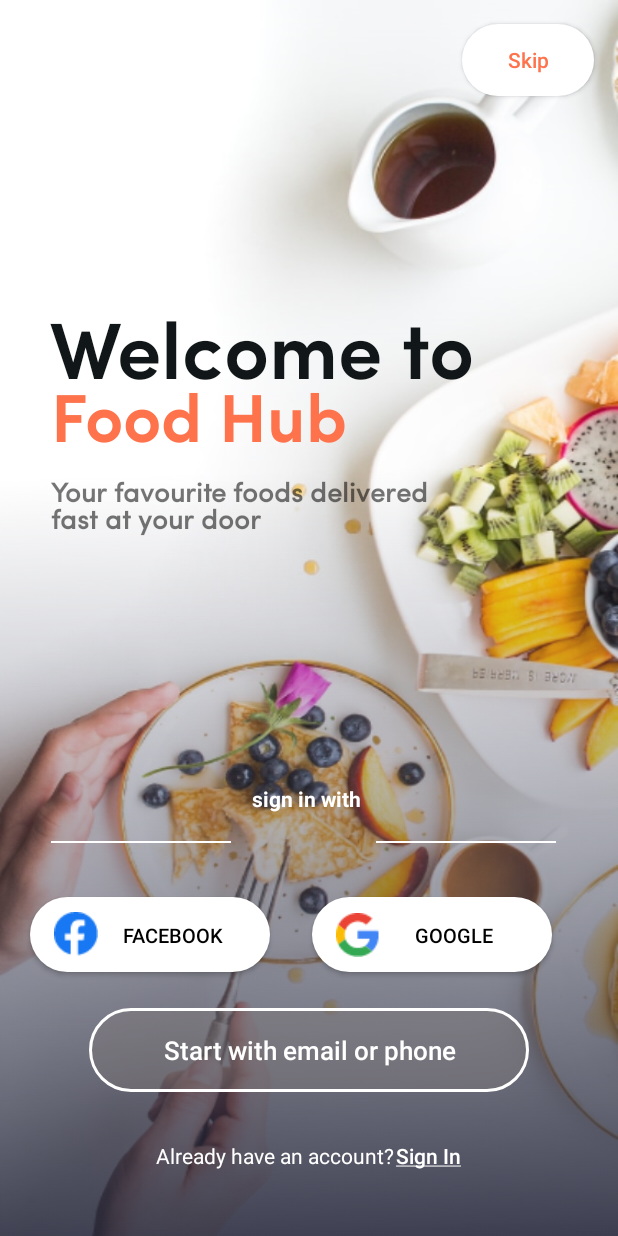
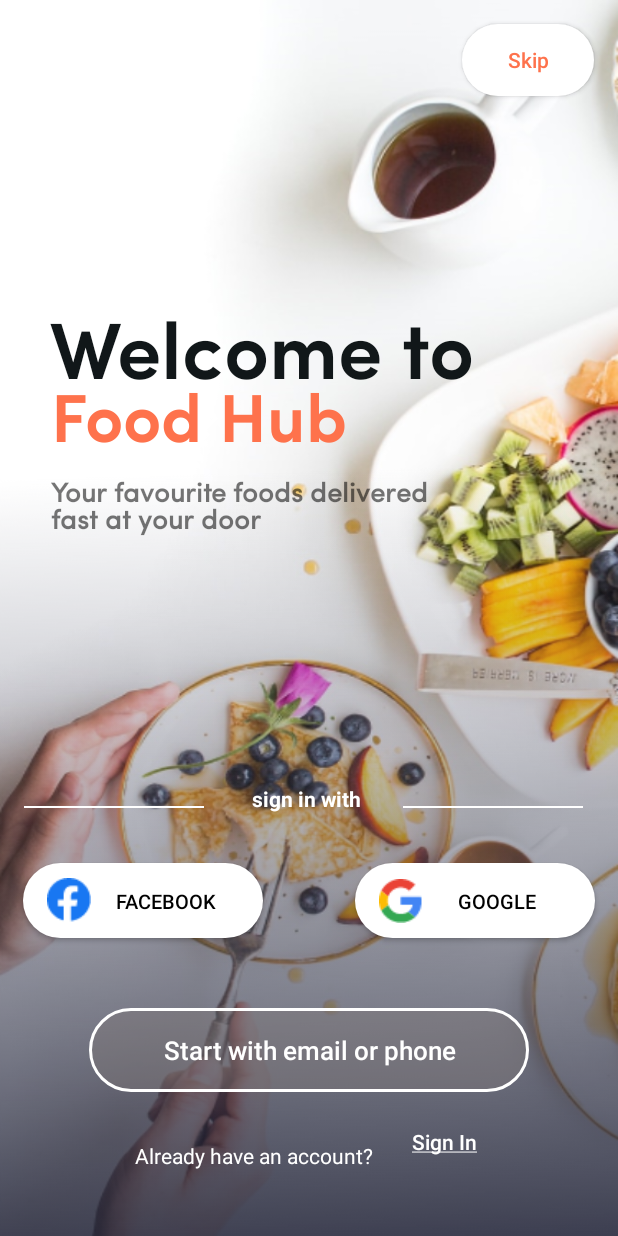
Before and after one commit to anhtranngocy7-gmail-com/LTDDbtvn, an Android app: the WelcomeActivity screen opened directly, with no data from a screen before it, on a phone screen of 412 x 824 dp. Run offline under Robolectric (Android 15) with nearby library versions, the phone set to English and light mode, and no system bars.

Commit message:
Binh sua layout onboarding2, welcome

```diff
--- a/Tuan1/app/src/main/res/layout/nhom3_binh_onboarding2.xml
+++ b/Tuan1/app/src/main/res/layout/nhom3_binh_onboarding2.xml
@@ -7,63 +7,65 @@
     android:layout_height="match_parent"
     android:background="@color/white"
     >
-<LinearLayout
-    android:layout_width="wrap_content"
-    android:layout_height="wrap_content"
-    android:background="@drawable/binh_background_onboarding2"
-    tools:ignore="MissingConstraints"></LinearLayout>
+
+    <ImageView
+        android:id="@+id/imageView8"
+        android:layout_width="wrap_content"
+        android:layout_height="wrap_content"
+        android:background="@drawable/binh_background_onboarding2"
+        tools:ignore="MissingConstraints"></ImageView>
 
     <ImageView
         android:id="@+id/img1"
         android:layout_width="wrap_content"
         android:layout_height="wrap_content"
-        android:layout_marginStart="192dp"
-        android:layout_marginTop="424dp"
+        android:layout_marginTop="432dp"
+        app:layout_constraintBottom_toTopOf="@+id/tv2"
+        app:layout_constraintEnd_toEndOf="parent"
         app:layout_constraintStart_toStartOf="parent"
         app:layout_constraintTop_toTopOf="parent"
         app:srcCompat="@drawable/binh_onboarding2" />
-
-    <ImageButton
-        android:id="@+id/btnNext"
-        android:layout_width="193dp"
-        android:layout_height="188dp"
-        android:layout_marginStart="121dp"
-        android:layout_marginTop="164dp"
-        android:background="@color/white"
-        app:layout_constraintStart_toStartOf="parent"
-        app:layout_constraintTop_toBottomOf="@+id/img1"
-        app:srcCompat="@drawable/binh_next_onboarding2" />
 
     <TextView
         android:id="@+id/tv1"
         android:layout_width="wrap_content"
         android:layout_height="wrap_content"
-        android:layout_marginStart="68dp"
-        android:layout_marginTop="20dp"
-        android:layout_marginEnd="43dp"
+        android:fontFamily="@font/sofia_pro_medium"
         android:text="Even to space with"
         android:textColor="#131A38"
         android:textSize="36sp"
-        android:fontFamily="@font/sofia_pro_medium"
+        app:layout_constraintBottom_toBottomOf="parent"
         app:layout_constraintEnd_toEndOf="parent"
-        app:layout_constraintHorizontal_bias="0.0"
+        app:layout_constraintHorizontal_bias="0.428"
         app:layout_constraintStart_toStartOf="parent"
-        app:layout_constraintTop_toBottomOf="@+id/img1" />
+        app:layout_constraintTop_toTopOf="@+id/imageView8"
+        app:layout_constraintVertical_bias="0.534" />
 
     <TextView
         android:id="@+id/tv2"
         android:layout_width="wrap_content"
         android:layout_height="wrap_content"
         android:layout_marginStart="190dp"
-        android:layout_marginTop="24dp"
+        android:layout_marginTop="88dp"
         android:layout_marginEnd="163dp"
+        android:fontFamily="@font/sofia_pro_regular"
         android:text="Our app can send you everywhere, even space. For only $2.99 per month"
         android:textAlignment="center"
-        android:fontFamily="@font/sofia_pro_regular"
         android:textColor="#616772"
         android:textSize="17sp"
         app:layout_constraintEnd_toEndOf="parent"
         app:layout_constraintHorizontal_bias="0.538"
         app:layout_constraintStart_toStartOf="parent"
         app:layout_constraintTop_toBottomOf="@+id/tv1" />
+
+    <ImageButton
+        android:id="@+id/btnNext"
+        android:layout_width="136dp"
+        android:layout_height="123dp"
+        android:background="@color/white"
+        app:layout_constraintBottom_toBottomOf="parent"
+        app:layout_constraintEnd_toEndOf="parent"
+        app:layout_constraintStart_toStartOf="parent"
+        app:srcCompat="@drawable/binh_next_onboarding2" />
+
 </android.support.constraint.ConstraintLayout>
--- a/Tuan1/app/src/main/res/layout/nhom3_binh_welcome.xml
+++ b/Tuan1/app/src/main/res/layout/nhom3_binh_welcome.xml
@@ -6,11 +6,114 @@
     android:layout_height="match_parent"
     android:background="@drawable/test"
     tools:context=".MainActivity">
-<android.support.constraint.ConstraintLayout
-    android:layout_width="match_parent"
-    android:layout_height="match_parent"
-    android:background="@drawable/binh_mask"
-    tools:ignore="MissingConstraints"></android.support.constraint.ConstraintLayout>
+
+    <android.support.constraint.ConstraintLayout
+        android:layout_width="match_parent"
+        android:layout_height="match_parent"
+        android:background="@drawable/binh_mask"
+        tools:ignore="MissingConstraints"
+        tools:layout_editor_absoluteX="0dp"
+        tools:layout_editor_absoluteY="0dp">
+
+        <Button
+            android:id="@+id/gg"
+            android:layout_width="160dp"
+            android:layout_height="50dp"
+            android:layout_marginEnd="15dp"
+            android:background="@drawable/customfbgg"
+            android:drawableLeft="@drawable/binh_logingg"
+            android:padding="16dp"
+            android:text="Google"
+            android:textColor="#000000"
+            android:textSize="13sp"
+            app:icon="@drawable/binh_logingg"
+            app:layout_constraintBottom_toBottomOf="parent"
+            app:layout_constraintEnd_toEndOf="parent"
+            app:layout_constraintTop_toTopOf="parent"
+            app:layout_constraintVertical_bias="0.743" />
+
+        <Button
+            android:id="@+id/fb"
+            android:layout_width="160dp"
+            android:layout_height="50dp"
+            android:layout_marginStart="15dp"
+            android:background="@drawable/customfbgg"
+            android:drawableLeft="@drawable/binh_loginfb"
+            android:padding="16dp"
+            android:text="Facebook"
+            android:textColor="#000000"
+            android:textSize="13sp"
+            app:icon="@drawable/binh_loginfb"
+            app:layout_constraintBottom_toBottomOf="parent"
+            app:layout_constraintEnd_toStartOf="@+id/gg"
+            app:layout_constraintHorizontal_bias="0.0"
+            app:layout_constraintStart_toStartOf="parent"
+            app:layout_constraintTop_toTopOf="parent"
+            app:layout_constraintVertical_bias="0.743" />
+
+        <View
+            android:id="@+id/view"
+            android:layout_width="120dp"
+            android:layout_height="1dp"
+            android:background="@color/white"
+            app:layout_constraintBottom_toTopOf="@+id/gg"
+            app:layout_constraintEnd_toEndOf="parent"
+            app:layout_constraintHorizontal_bias="0.92"
+            app:layout_constraintStart_toStartOf="parent"
+            app:layout_constraintTop_toTopOf="parent"
+            app:layout_constraintVertical_bias="0.936"
+            tools:ignore="MissingConstraints"></View>
+
+        <View
+            android:id="@+id/view2"
+            android:layout_width="120dp"
+            android:layout_height="1dp"
+            android:background="@color/white"
+            app:layout_constraintBottom_toTopOf="@+id/fb"
+            app:layout_constraintEnd_toEndOf="parent"
+            app:layout_constraintHorizontal_bias="0.054"
+            app:layout_constraintStart_toStartOf="parent"
+            app:layout_constraintTop_toTopOf="parent"
+            app:layout_constraintVertical_bias="0.936"
+            tools:ignore="MissingConstraints"></View>
+
+        <TextView
+            android:id="@+id/textView"
+            android:layout_width="162dp"
+            android:layout_height="19dp"
+            android:layout_marginBottom="44dp"
+            android:text="Already have an account?"
+            android:textColor="@color/white"
+            android:textSize="14sp"
+            app:layout_constraintBottom_toBottomOf="parent"
+            app:layout_constraintEnd_toEndOf="parent"
+            app:layout_constraintHorizontal_bias="0.361"
+            app:layout_constraintStart_toStartOf="parent"
+            app:layout_editor_absoluteX="81.5dp"
+            app:layout_editor_absoluteY="740dp" />
+
+        <Button
+            android:id="@+id/signin"
+            style="@style/Widget.AppCompat.Button.Borderless"
+            android:layout_width="wrap_content"
+            android:layout_height="wrap_content"
+            android:backgroundTint="#FFFFFF"
+            android:text="@string/underline"
+            android:textAlignment="viewStart"
+            android:textAllCaps="false"
+            android:textColor="@color/white"
+            android:textSize="14sp"
+            app:layout_constraintBottom_toBottomOf="parent"
+            app:layout_constraintEnd_toEndOf="parent"
+            app:layout_constraintHorizontal_bias="0.811"
+            app:layout_constraintStart_toStartOf="parent"
+            app:layout_constraintTop_toTopOf="parent"
+            app:layout_constraintVertical_bias="0.950"
+            app:layout_editor_absoluteX="253dp"
+            app:layout_editor_absoluteY="740dp"
+            tools:ignore="MissingConstraints" />
+    </android.support.constraint.ConstraintLayout>
+
     <TextView
         android:id="@+id/welcome"
         android:layout_width="311dp"
@@ -108,38 +211,6 @@
         tools:ignore="MissingConstraints"></Button>
 
     <Button
-        android:id="@+id/fb"
-        android:layout_width="160dp"
-        android:layout_height="50dp"
-        android:layout_marginEnd="232dp"
-        android:layout_marginBottom="176dp"
-        android:background="@drawable/customfbgg"
-        android:drawableLeft="@drawable/binh_loginfb"
-        android:padding="16dp"
-        android:text="Facebook"
-        android:textColor="#000000"
-        android:textSize="13sp"
-        app:icon="@drawable/binh_loginfb"
-        app:layout_constraintBottom_toBottomOf="parent"
-        app:layout_constraintEnd_toEndOf="parent" />
-
-    <Button
-        android:id="@+id/gg"
-        android:layout_width="160dp"
-        android:layout_height="50dp"
-        android:layout_marginEnd="44dp"
-        android:layout_marginBottom="176dp"
-        android:background="@drawable/customfbgg"
-        android:drawableLeft="@drawable/binh_logingg"
-        android:padding="16dp"
-        android:text="Google"
-        android:textColor="#000000"
-        android:textSize="13sp"
-        app:icon="@drawable/binh_logingg"
-        app:layout_constraintBottom_toBottomOf="parent"
-        app:layout_constraintEnd_toEndOf="parent" />
-
-    <Button
         android:id="@+id/phone"
         android:layout_width="wrap_content"
         android:layout_height="wrap_content"
@@ -155,58 +226,4 @@
         app:layout_constraintHorizontal_bias="0.5"
         app:layout_constraintStart_toStartOf="parent" />
 
-    <TextView
-        android:id="@+id/textView"
-        android:layout_width="162dp"
-        android:layout_height="19dp"
-        android:layout_marginStart="104dp"
-        android:layout_marginBottom="44dp"
-        android:text="Already have an account?"
-        android:textColor="@color/white"
-        android:textSize="14sp"
-        app:layout_constraintBottom_toBottomOf="parent"
-        app:layout_constraintStart_toStartOf="parent"
-        app:layout_editor_absoluteX="81.5dp"
-        app:layout_editor_absoluteY="740dp" />
-
-    <Button
-        android:id="@+id/signin"
-        style="@style/Widget.AppCompat.Button.Borderless"
-        android:layout_width="wrap_content"
-        android:layout_height="wrap_content"
-        android:layout_marginEnd="72dp"
-        android:layout_marginBottom="29.5dp"
-        android:backgroundTint="#FFFFFF"
-        android:text="@string/underline"
-        android:textAlignment="viewStart"
-        android:textAllCaps="false"
-        android:textColor="@color/white"
-        android:textSize="14sp"
-        app:layout_constraintBottom_toBottomOf="parent"
-        app:layout_constraintEnd_toEndOf="parent"
-        app:layout_editor_absoluteX="253dp"
-        app:layout_editor_absoluteY="740dp"
-        tools:ignore="MissingConstraints" />
-
-    <View
-        android:layout_width="120dp"
-        android:layout_height="1dp"
-        android:layout_marginBottom="36dp"
-        android:background="@color/white"
-        app:layout_constraintBottom_toTopOf="@+id/gg"
-        app:layout_constraintEnd_toEndOf="parent"
-        app:layout_constraintHorizontal_bias="0.169"
-        app:layout_constraintStart_toEndOf="@+id/signinwith"
-        tools:ignore="MissingConstraints"></View>
-
-    <View
-        android:layout_width="120dp"
-        android:layout_height="1dp"
-        android:layout_marginBottom="36dp"
-        android:background="@color/white"
-        app:layout_constraintBottom_toTopOf="@+id/fb"
-        app:layout_constraintEnd_toStartOf="@+id/signinwith"
-        app:layout_constraintHorizontal_bias="0.711"
-        app:layout_constraintStart_toStartOf="parent"
-        tools:ignore="MissingConstraints"></View>
 </android.support.constraint.ConstraintLayout>
```
